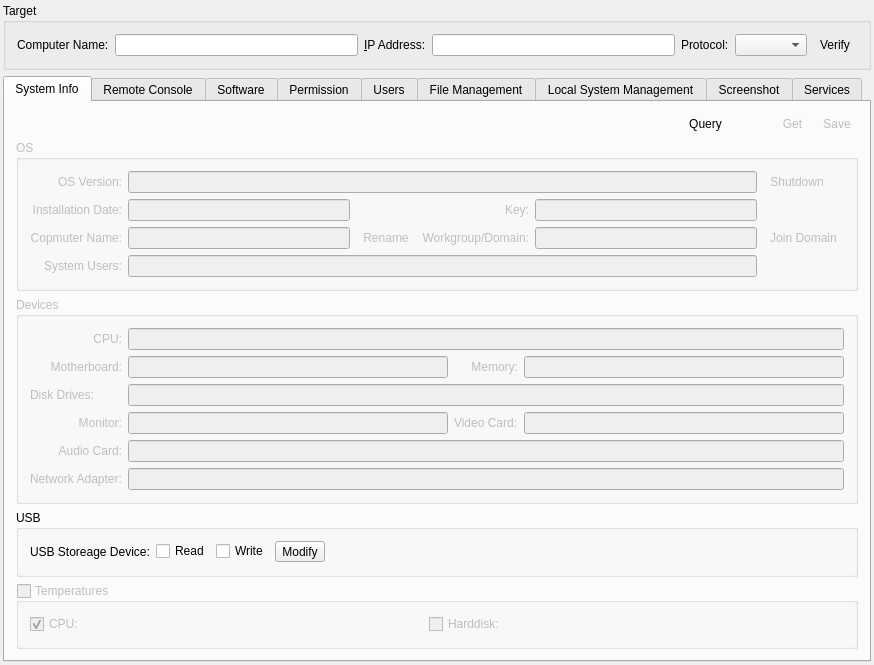
Qt form src/plugins/controlcenter/systemmanagement/systemmanagementwidget.ui (ihehui/managementsystem) before a commit.
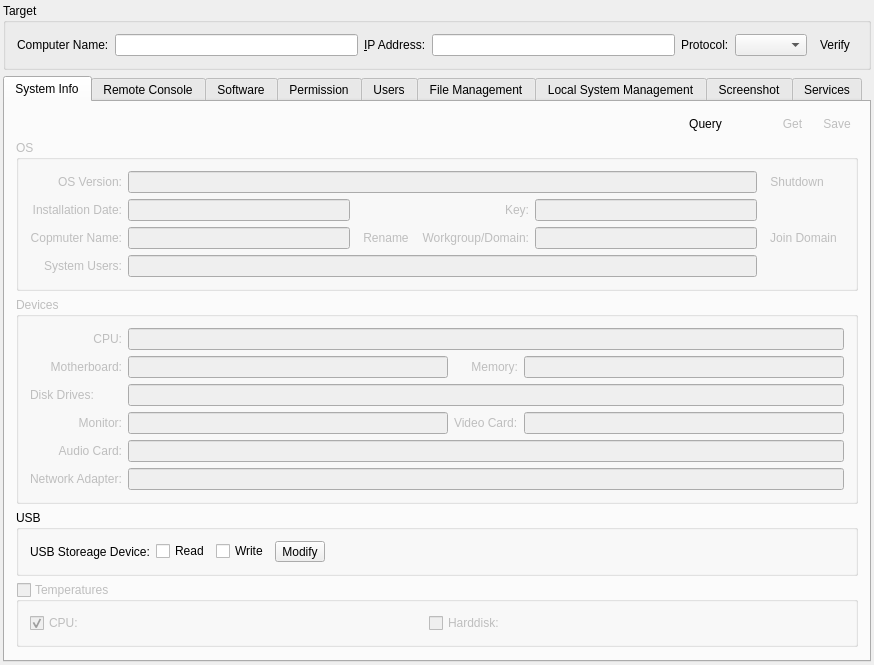
The same form after that commit. The open tabs and pages were chosen to show the change. Icons and pictures are not drawn. Custom widgets are drawn as their Qt base class.

Patch:
```diff
--- a/src/plugins/controlcenter/systemmanagement/systemmanagementwidget.ui
+++ b/src/plugins/controlcenter/systemmanagement/systemmanagementwidget.ui
@@ -648,6 +648,19 @@
          </layout>
         </widget>
        </item>
+       <item>
+        <spacer name="verticalSpacer_2">
+         <property name="orientation">
+          <enum>Qt::Vertical</enum>
+         </property>
+         <property name="sizeHint" stdset="0">
+          <size>
+           <width>20</width>
+           <height>40</height>
+          </size>
+         </property>
+        </spacer>
+       </item>
       </layout>
      </widget>
      <widget class="QWidget" name="tabRemoteConsole">
@@ -1157,6 +1170,12 @@
    <header location="global">servicesmanagement.h</header>
    <container>1</container>
   </customwidget>
+  <customwidget>
+   <class>HEHUI::WinUserManagerWidget</class>
+   <extends>QWidget</extends>
+   <header location="global">winusermanagerwidget.h</header>
+   <container>1</container>
+  </customwidget>
  </customwidgets>
  <tabstops>
   <tabstop>lineEditComputerName</tabstop>
```
Left out of the diff: 6 changed lines with no effect on the pictures.
